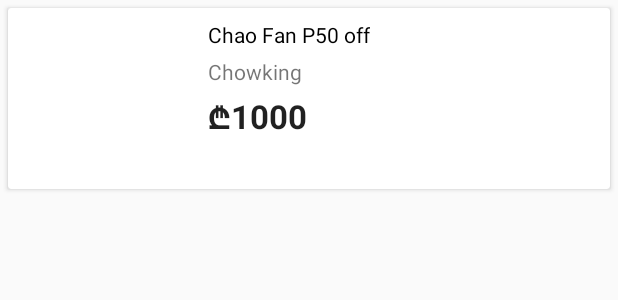
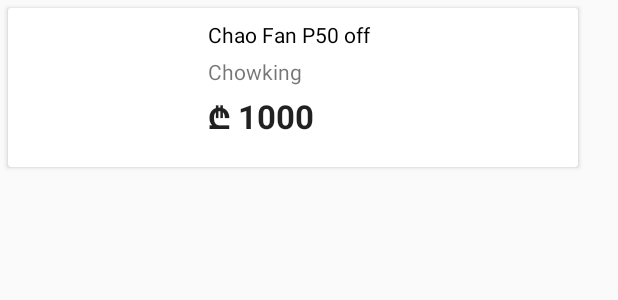
Before and after one commit to Nicolas-Sy/MOBAPDE-MP, an Android app: the layout layout_rewards.xml on its own in the app's theme, with its tools: preview values and no code run, on a phone screen of 412 x 824 dp. Shown: the top 300 px of the screen. Run offline under Robolectric (Android 15) with nearby library versions, the phone set to English and light mode, and no system bars.

```diff
--- a/app/build.gradle
+++ b/app/build.gradle
@@ -28,7 +28,12 @@
     implementation 'com.google.firebase:firebase-database:16.0.4'
 
     implementation 'de.hdodenhof:circleimageview:3.0.1'
+    implementation 'com.google.android.material:material:1.0.0'
 
+    implementation 'androidx.legacy:legacy-support-v4:1.0.0'
+    implementation 'androidx.navigation:navigation-fragment:2.0.0'
+    implementation 'androidx.navigation:navigation-ui:2.0.0'
+    implementation 'androidx.lifecycle:lifecycle-extensions:2.0.0'
     testImplementation 'junit:junit:4.12'
     androidTestImplementation 'androidx.test:runner:1.1.1'
     androidTestImplementation 'androidx.test.espresso:espresso-core:3.1.1'
--- a/app/src/main/AndroidManifest.xml
+++ b/app/src/main/AndroidManifest.xml
@@ -9,7 +9,7 @@
         android:roundIcon="@mipmap/ic_launcher_round"
         android:supportsRtl="true"
         android:theme="@style/AppTheme">
-        <activity android:name=".RewardsActivity"></activity>
+        <activity android:name=".RewardsActivity"/>
         <activity android:name=".BudgetBreakdownActivity" />
         <activity android:name=".PerTransactionActivity" />
         <activity android:name=".UserProfileActivity" />
--- a/app/src/main/java/com/example/sparechange/Model/Reward.java
+++ b/app/src/main/java/com/example/sparechange/Model/Reward.java
@@ -26,7 +26,7 @@
         return company;
     }
 
-    public double getPrice() {
+    public int getPrice() {
         return price;
     }
 
--- a/app/src/main/res/layout/layout_rewards.xml
+++ b/app/src/main/res/layout/layout_rewards.xml
@@ -5,8 +5,8 @@
     android:orientation="vertical">
 
     <androidx.cardview.widget.CardView
-        android:layout_width="match_parent"
-        android:layout_height="wrap_content"
+        android:layout_width="380dp"
+        android:layout_height="match_parent"
         android:layout_margin="5dp">
 
         <RelativeLayout
@@ -42,26 +42,26 @@
                 android:textAppearance="@style/Base.TextAppearance.AppCompat.Small" />
 
             <TextView
-                android:layout_width="wrap_content"
+                android:id="@+id/textViewSpareCoin"
+                android:layout_width="20dp"
                 android:layout_height="wrap_content"
                 android:layout_below="@id/textViewCompany"
                 android:layout_marginLeft="5dp"
                 android:layout_marginTop="5dp"
-                android:layout_toLeftOf="@id/textViewPrice"
                 android:layout_toRightOf="@id/imageView"
-                android:text="₾1"
+                android:text="₾"
                 android:textAppearance="@style/Base.TextAppearance.AppCompat.Large"
-                android:textStyle="bold" />
+                android:textStyle="bold"
+                android:textSize="22sp"/>
 
             <TextView
                 android:id="@+id/textViewPrice"
                 android:layout_width="wrap_content"
                 android:layout_height="wrap_content"
                 android:layout_below="@id/textViewCompany"
-                android:layout_marginLeft="5dp"
                 android:layout_marginTop="5dp"
-                android:layout_toRightOf="@id/imageView"
-                android:text="₾1000"
+                android:layout_toRightOf="@id/textViewSpareCoin"
+                android:text="1000"
                 android:textAppearance="@style/Base.TextAppearance.AppCompat.Large"
                 android:textStyle="bold" />
 
--- a/app/src/main/res/values/dimens.xml
+++ b/app/src/main/res/values/dimens.xml
@@ -1,3 +1,8 @@
 <resources>
     <dimen name="fab_margin">16dp</dimen>
+    <!-- Default screen margins, per the Android Design guidelines. -->
+    <dimen name="activity_horizontal_margin">16dp</dimen>
+    <dimen name="activity_vertical_margin">16dp</dimen>
+    <dimen name="nav_header_vertical_spacing">8dp</dimen>
+    <dimen name="nav_header_height">176dp</dimen>
 </resources>
--- a/build.gradle
+++ b/build.gradle
@@ -7,7 +7,7 @@
 
     }
     dependencies {
-        classpath 'com.android.tools.build:gradle:3.5.1'
+        classpath 'com.android.tools.build:gradle:3.5.3'
         classpath 'com.google.gms:google-services:4.2.0'
 
         // NOTE: Do not place your application dependencies here; they belong
```
Also changed, not shown: app/src/main/res/drawable/ic_budget.xml (added, +9 -0 lines), app/src/main/res/drawable/ic_profile.xml (added, +9 -0 lines), app/src/main/res/layout/activity_user_profile.xml (+0 -9 lines), app/src/main/res/menu/drawer_menu.xml (added, +17 -0 lines), app/src/main/res/navigation/mobile_navigation.xml (added, +43 -0 lines), app/src/main/res/values-v21/styles.xml (added, +8 -0 lines), app/src/main/res/values/drawables.xml (added, +8 -0 lines), app/src/main/res/values/strings.xml (+14 -0 lines).
